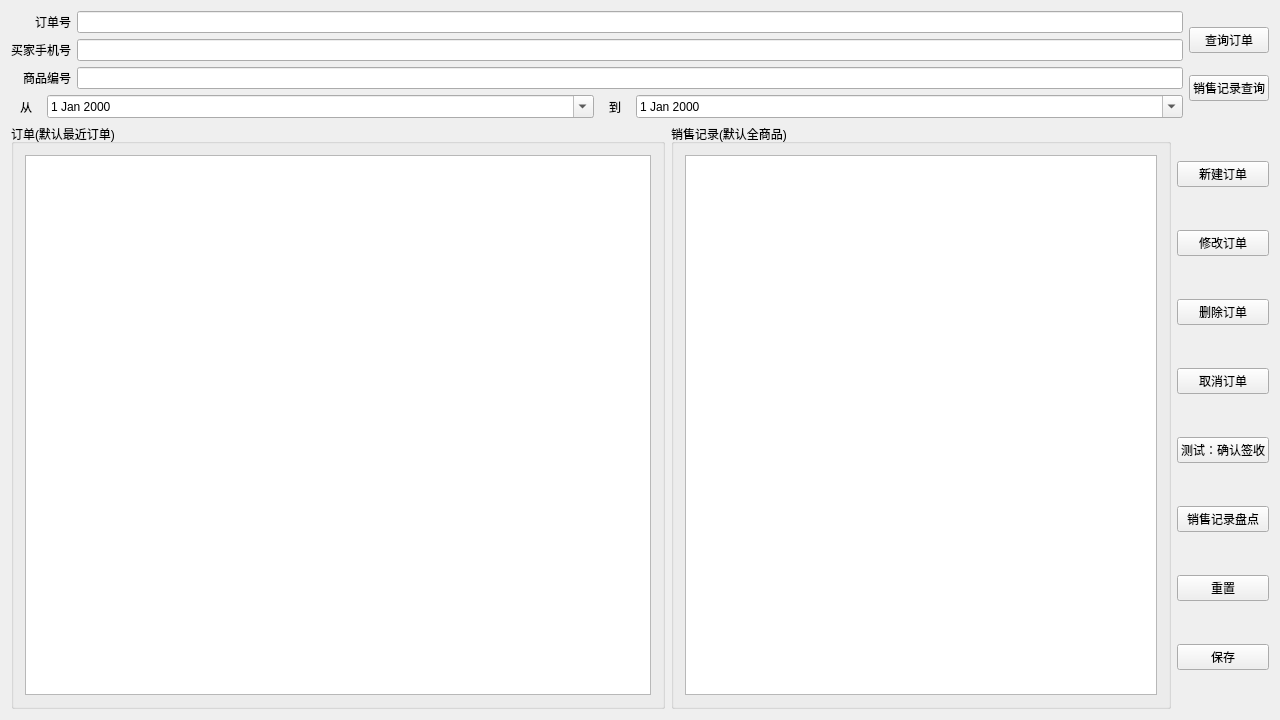
The window that sale_widget.ui (liwen123cd/curly-tribble) describes before a commit, drawn with Qt 5.
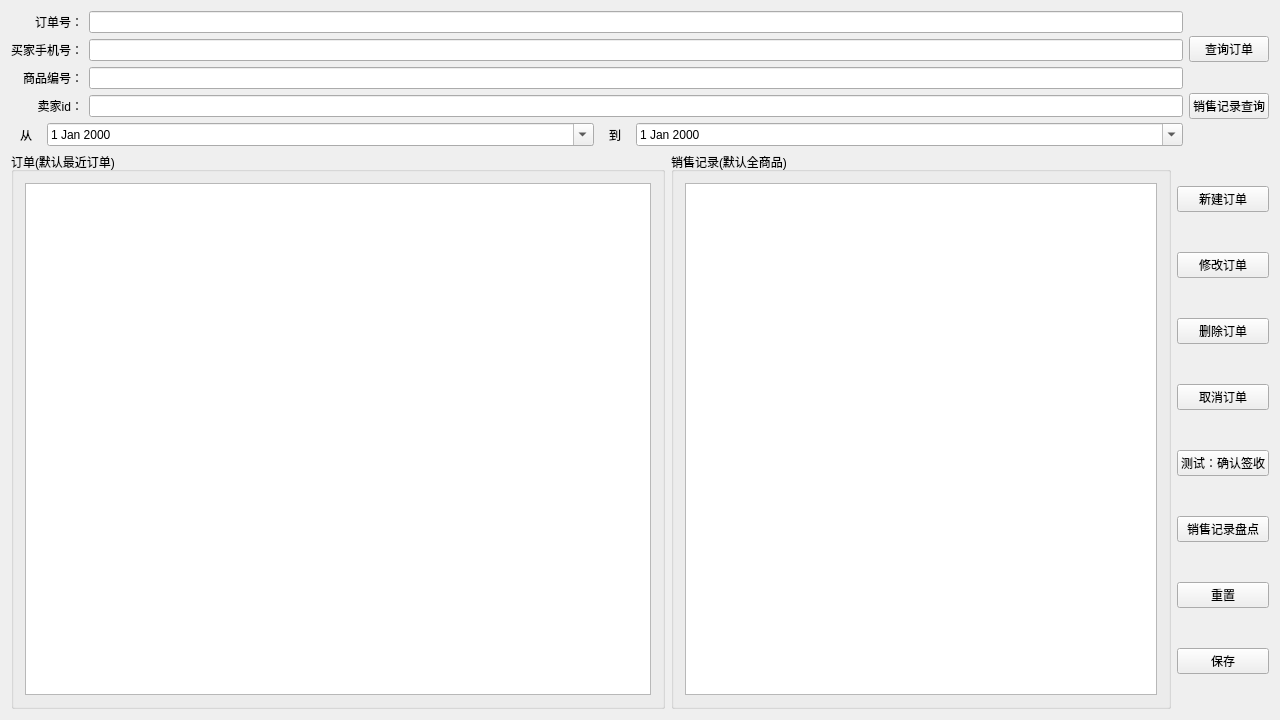
The same window after the commit.

Commit message: 添加管理员通过卖家id查订单，查销量

Diff of the .ui file:
```diff
--- a/sale_widget.ui
+++ b/sale_widget.ui
@@ -31,7 +31,7 @@
            <item>
             <widget class="QLabel" name="label_2">
              <property name="text">
-              <string>订单号</string>
+              <string>订单号：</string>
              </property>
              <property name="alignment">
               <set>Qt::AlignRight|Qt::AlignTrailing|Qt::AlignVCenter</set>
@@ -41,7 +41,7 @@
            <item>
             <widget class="QLabel" name="label_3">
              <property name="text">
-              <string>买家手机号</string>
+              <string>买家手机号：</string>
              </property>
              <property name="alignment">
               <set>Qt::AlignRight|Qt::AlignTrailing|Qt::AlignVCenter</set>
@@ -51,7 +51,17 @@
            <item>
             <widget class="QLabel" name="label_4">
              <property name="text">
-              <string>商品编号</string>
+              <string>商品编号：</string>
+             </property>
+             <property name="alignment">
+              <set>Qt::AlignRight|Qt::AlignTrailing|Qt::AlignVCenter</set>
+             </property>
+            </widget>
+           </item>
+           <item>
+            <widget class="QLabel" name="label_6">
+             <property name="text">
+              <string>卖家id：</string>
              </property>
              <property name="alignment">
               <set>Qt::AlignRight|Qt::AlignTrailing|Qt::AlignVCenter</set>
@@ -75,6 +85,9 @@
            <item>
             <widget class="QLineEdit" name="Sale_lineEdit_item_id"/>
            </item>
+           <item>
+            <widget class="QLineEdit" name="Sale_lineEdit_seller_id"/>
+           </item>
           </layout>
          </item>
         </layout>
```
The commit also changes 1 other file.
